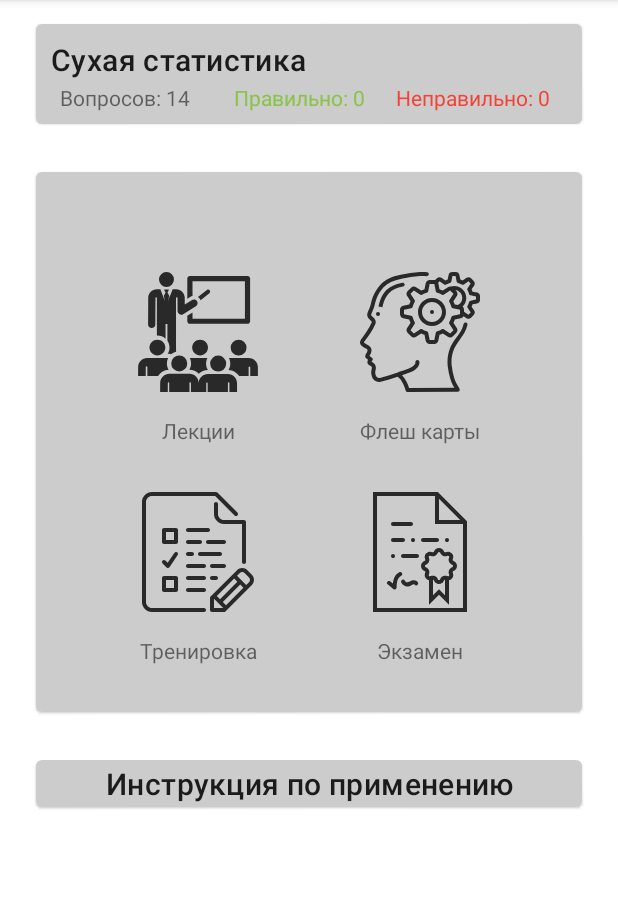
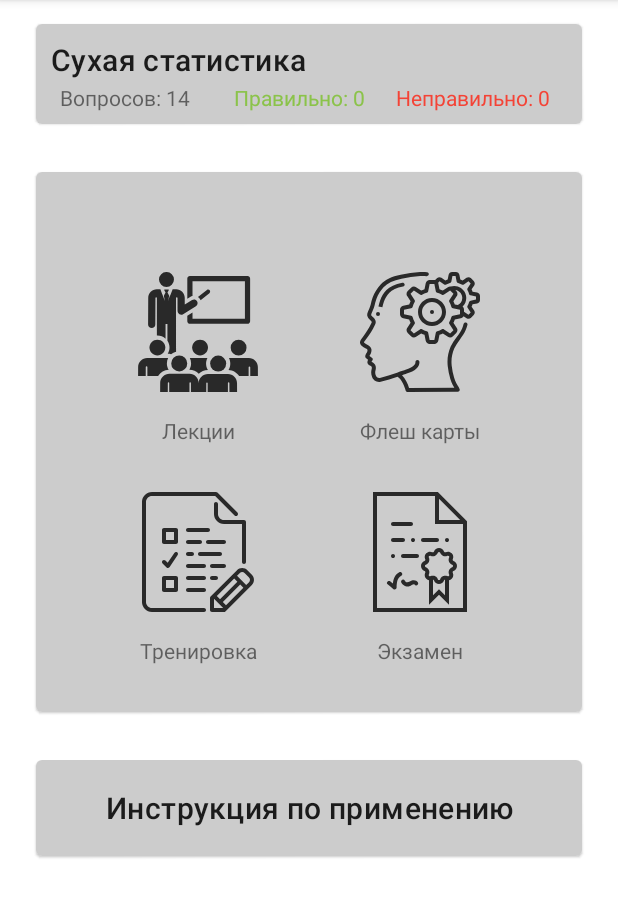
Before and after one commit to balezz/ODScards, an Android app: the screen it shows after launch (MainActivity), on a phone screen of 412 x 824 dp, the part 84-1002 px from its top. Run offline under Robolectric (Android 15) with nearby library versions, the phone set to English and light mode, and no system bars.

Commit message:
tune colors and text size

```diff
--- a/app/src/main/java/ru/balezz/odsquiz/controllers/MainFragment.java
+++ b/app/src/main/java/ru/balezz/odsquiz/controllers/MainFragment.java
@@ -11,11 +11,13 @@ import android.view.View;
 import android.view.ViewGroup;
 import android.widget.ImageView;
 import android.widget.TextView;
+import android.widget.Toast;
 
 import androidx.annotation.NonNull;
 import androidx.annotation.Nullable;
 import androidx.appcompat.widget.Toolbar;
 import androidx.fragment.app.Fragment;
+import androidx.fragment.app.FragmentManager;
 
 import ru.balezz.odsquiz.FlashCardActivity;
 import ru.balezz.odsquiz.LectureListActivity;
@@ -26,6 +28,7 @@ import ru.balezz.odsquiz.models.QuestSession;
 public class MainFragment extends Fragment {
     public static final String TAG = "MainFragment";
     QuestSession mQuestSession;
+    FragmentManager mFragManager;
     private int total, right, wrong;
     TextView mTextTotal;
     TextView mTextRight;
@@ -33,6 +36,7 @@ public class MainFragment extends Fragment {
     ImageView mLectureImageView;
     ImageView mFlashCardImageView;
     ImageView mQuestImageView;
+    ImageView mExamImageView;
 
     public static MainFragment getInstance() {
         return new MainFragment();
@@ -41,7 +45,7 @@ public class MainFragment extends Fragment {
     @Override
     public void onCreate(@Nullable Bundle savedInstanceState) {
         super.onCreate(savedInstanceState);
-        setHasOptionsMenu(true);
+
     }
 
     @Nullable
@@ -67,8 +71,9 @@ public class MainFragment extends Fragment {
 
         mLectureImageView = (ImageView) v.findViewById(R.id.iv_lectures);
         mLectureImageView.setOnClickListener(v1 -> {
-            Intent i = new Intent(getActivity(), LectureListActivity.class);
-            startActivity(i);
+/*            Intent i = new Intent(getActivity(), LectureListActivity.class);
+            startActivity(i);*/
+
         });
 
         mFlashCardImageView = (ImageView) v.findViewById(R.id.iv_flashcards);
@@ -81,6 +86,12 @@ public class MainFragment extends Fragment {
         mQuestImageView.setOnClickListener(v3 -> {
             Intent i = new Intent(getActivity(), QuestActivity.class);
             startActivity(i);
+        });
+
+        mExamImageView = (ImageView) v.findViewById(R.id.iv_exam);
+        mExamImageView.setOnClickListener(v4 -> {
+            Toast.makeText(getContext(), R.string.exam_not_availible, Toast.LENGTH_LONG)
+            .show();
         });
 
         return v;
--- a/app/src/main/java/ru/balezz/odsquiz/controllers/QuestFragment.java
+++ b/app/src/main/java/ru/balezz/odsquiz/controllers/QuestFragment.java
@@ -209,9 +209,9 @@ public class QuestFragment extends Fragment {
     private void setColor(TextView textAnswer, int choiceId) {
         if (mQuestSession.isQuestAnswered(mQuestId)) {
             if (mQuestSession.isUserCheckChoice(mQuestId, choiceId))
-                textAnswer.setTextColor(Color.RED);
+                textAnswer.setTextColor(getResources().getColor(R.color.red));
             if (mQuest.getRightAnswers().get(choiceId))
-                textAnswer.setTextColor(Color.GREEN);
+                textAnswer.setTextColor(getResources().getColor(R.color.green));
         }
 
     }
--- a/app/src/main/res/layout/fragment_main.xml
+++ b/app/src/main/res/layout/fragment_main.xml
@@ -190,10 +190,7 @@
             <com.google.android.material.card.MaterialCardView
                 android:layout_width="match_parent"
                 android:layout_height="wrap_content"
-                android:layout_marginLeft="16dp"
-                android:layout_marginTop="16dp"
-                android:layout_marginRight="16dp"
-                android:layout_marginBottom="16dp"
+                android:layout_margin="16dp"
                 android:background="@color/card_background"
                 app:cardCornerRadius="4dp">
 
@@ -201,6 +198,7 @@
                 <TextView
                     android:layout_width="match_parent"
                     android:layout_height="wrap_content"
+                    android:minHeight="64dp"
                     android:background="@color/card_background"
                     android:gravity="center"
                     android:padding="2dp"
--- a/app/src/main/res/layout/toolbar.xml
+++ b/app/src/main/res/layout/toolbar.xml
@@ -9,7 +9,7 @@
     android:id="@+id/app_toolbar"
     android:layout_width="match_parent"
     android:layout_height="?attr/actionBarSize"
-    android:background="@color/toolbar_background"
+    android:background="@color/card_background"
     app:navigationIcon="@mipmap/ic_round"
     app:title="@string/app_name" />
 
--- a/app/src/main/res/values/colors.xml
+++ b/app/src/main/res/values/colors.xml
@@ -8,7 +8,6 @@
     <color name="green">#8BC34A</color>
     <color name="red">#F44336</color>
     <color name="card_background">#CCCCCC</color>
-    <color name="toolbar_background">#D1CDCD</color>
 
 
 </resources>
--- a/app/src/main/res/values/strings.xml
+++ b/app/src/main/res/values/strings.xml
@@ -22,5 +22,6 @@
     <string name="zero">0</string>
     <string name="slash">/</string>
     <string name="clear_session">Очистить сессию</string>
+    <string name="exam_not_availible">Режим экзамена временно недоступен</string>
 
 </resources>
--- a/app/src/main/res/values/styles.xml
+++ b/app/src/main/res/values/styles.xml
@@ -14,7 +14,7 @@
     </style>
 
     <style name="QuestText" >
-        <item name="android:textSize">14sp</item>
+        <item name="android:textSize">16sp</item>
     </style>
 
 </resources>
```
